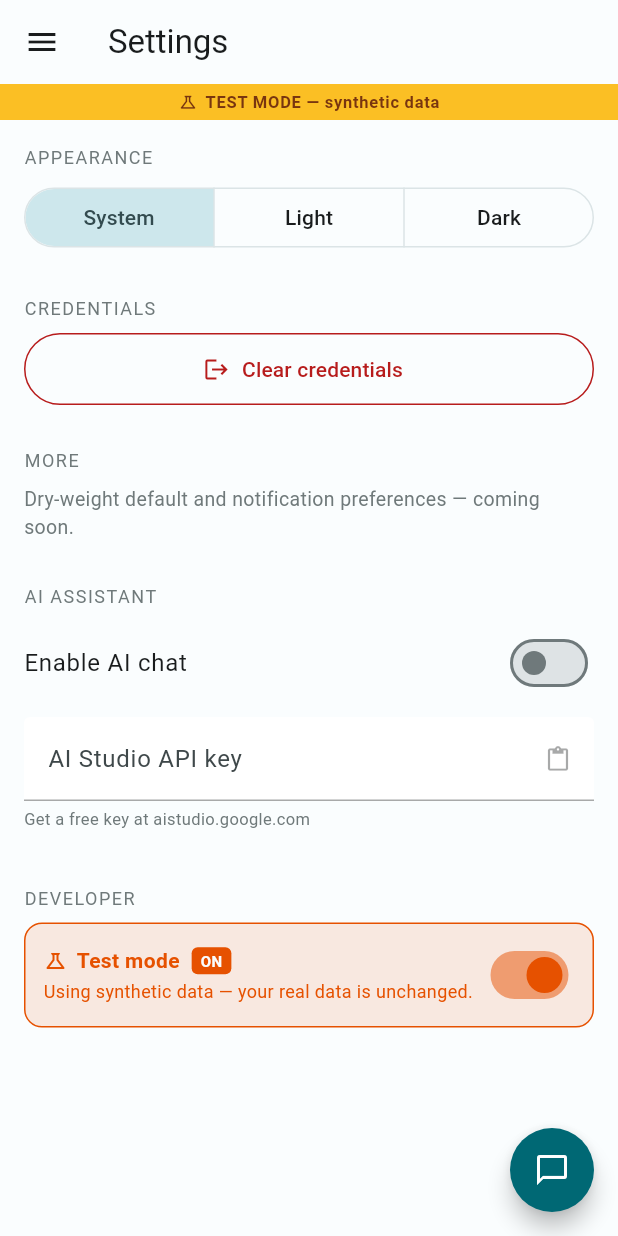
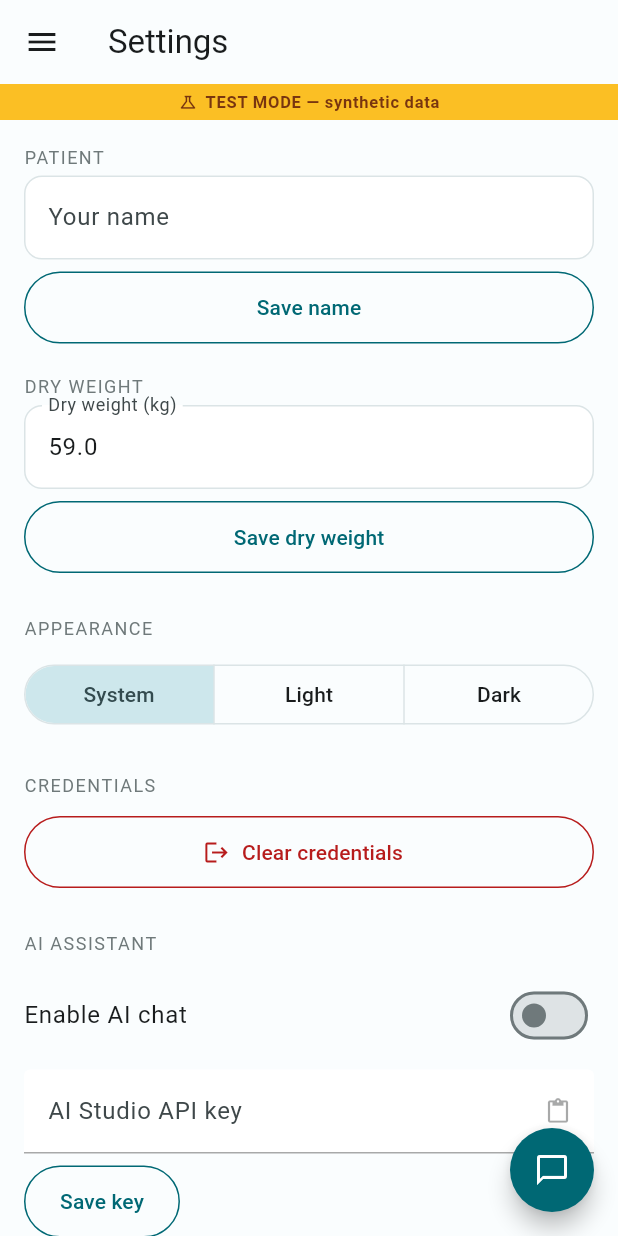
Before and after one commit to ntg2208/home-hemodialysis-tracker, a Flutter app: the SettingsScreen screen opened by its route, on a phone screen of 412 x 824 dp. Run offline on Flutter 3.47's test engine with Material 3 defaults, Android fonts, the light colour scheme and no system bars; our stand-ins replace cloud_firestore, csv, dio, file_picker, firebase_auth, firebase_core and 12 more; accounts and stored records are empty.

Commit message:
feat: add patient name, dry weight, and improved AI key save button to personal settings screen

```diff
--- a/flutter/lib/features/settings/settings_screen.dart
+++ b/flutter/lib/features/settings/settings_screen.dart
@@ -1,67 +1,57 @@
 import 'package:flutter/material.dart';
-import 'package:flutter/services.dart' show Clipboard;
+import 'package:flutter/services.dart' show Clipboard, ClipboardData;
 import 'package:flutter_riverpod/flutter_riverpod.dart';
+import 'package:hive/hive.dart';
 
-import '../../app/providers.dart' show authControllerProvider, aiSettingsControllerProvider, AiSettings, themeModeProvider, testModeProvider;
+import '../../app/providers.dart'
+    show authControllerProvider, aiSettingsControllerProvider, AiSettings, themeModeProvider, testModeProvider, cacheBoxName;
 import '../../app/shell.dart';
 import '../../app/theme.dart';
 import '../../firebase/firebase_init.dart';
+import '../treatment/providers.dart' show treatmentStoreProvider;
 
-class SettingsScreen extends ConsumerWidget {
+const _patientNameKey = 'patient_name';
+
+class SettingsScreen extends ConsumerStatefulWidget {
   const SettingsScreen({super.key});
 
   @override
-  Widget build(BuildContext context, WidgetRef ref) {
-    final t = context.hd;
-    final mode = ref.watch(themeModeProvider);
+  ConsumerState<SettingsScreen> createState() => _SettingsScreenState();
+}
 
-    return HdScaffold(
-      title: 'Settings',
-      body: ListView(
-        padding: const EdgeInsets.all(16),
-        children: [
-          Text('APPEARANCE',
-              style: TextStyle(
-                  fontSize: 12, letterSpacing: 1, color: t.textMuted)),
-          const SizedBox(height: 8),
-          _ThemeToggle(
-            mode: mode,
-            onChanged: (m) => ref.read(themeModeProvider.notifier).set(m),
-          ),
-          const SizedBox(height: 28),
-          Text('CREDENTIALS',
-              style: TextStyle(
-                  fontSize: 12, letterSpacing: 1, color: t.textMuted)),
-          const SizedBox(height: 8),
-          OutlinedButton.icon(
-            onPressed: () => _confirmClear(context, ref),
-            icon: const Icon(Icons.logout),
-            label: const Text('Clear credentials'),
-            style: OutlinedButton.styleFrom(
-              foregroundColor: t.danger,
-              side: BorderSide(color: t.danger),
-            ),
-          ),
-          const SizedBox(height: 28),
-          Text('MORE',
-              style: TextStyle(
-                  fontSize: 12, letterSpacing: 1, color: t.textMuted)),
-          const SizedBox(height: 8),
-          Text('Dry-weight default and notification preferences — coming soon.',
-              style: TextStyle(color: t.textMuted, fontSize: 13)),
-          const SizedBox(height: 28),
-          Text('AI ASSISTANT',
-              style: TextStyle(fontSize: 12, letterSpacing: 1, color: t.textMuted)),
-          const SizedBox(height: 8),
-          const _AiSection(),
-          const SizedBox(height: 28),
-          Text('DEVELOPER',
-              style: TextStyle(fontSize: 12, letterSpacing: 1, color: t.textMuted)),
-          const SizedBox(height: 8),
-          const _TestModeSection(),
-        ],
-      ),
-    );
+class _SettingsScreenState extends ConsumerState<SettingsScreen> {
+  final _nameCtrl  = TextEditingController();
+  final _dryCtrl   = TextEditingController();
+  bool _nameSaved  = false;
+  bool _drySaved   = false;
+
+  @override
+  void initState() {
+    super.initState();
+    final box = Hive.box(cacheBoxName);
+    _nameCtrl.text = box.get(_patientNameKey) as String? ?? '';
+    final store = ref.read(treatmentStoreProvider);
+    final dw = store.getDriedWeight();
+    if (dw > 0) _dryCtrl.text = dw.toString();
+  }
+
+  @override
+  void dispose() {
+    _nameCtrl.dispose();
+    _dryCtrl.dispose();
+    super.dispose();
+  }
+
+  Future<void> _saveName() async {
+    await Hive.box(cacheBoxName).put(_patientNameKey, _nameCtrl.text.trim());
+    setState(() => _nameSaved = true);
+  }
+
+  Future<void> _saveDryWeight() async {
+    final v = double.tryParse(_dryCtrl.text.trim());
+    if (v == null || v <= 0) return;
+    await ref.read(treatmentStoreProvider).setDriedWeight(v);
+    setState(() => _drySaved = true);
   }
 
   Future<void> _confirmClear(BuildContext context, WidgetRef ref) async {
@@ -88,8 +78,84 @@ class SettingsScreen extends ConsumerWidget {
     try {
       await firebaseAuth.signOut();
     } catch (_) {/* ignore */}
-    await ref.read(authControllerProvider).signOut(); // router redirects to Setup
+    await ref.read(authControllerProvider).signOut();
   }
+
+  @override
+  Widget build(BuildContext context) {
+    final t = context.hd;
+    final mode = ref.watch(themeModeProvider);
+
+    return HdScaffold(
+      title: 'Settings',
+      body: ListView(
+        padding: const EdgeInsets.all(16),
+        children: [
+          _section(t, 'PATIENT'),
+          TextField(
+            controller: _nameCtrl,
+            decoration: const InputDecoration(
+              labelText: 'Your name',
+              hintText: 'Used in PDF export headers',
+            ),
+            onChanged: (_) => setState(() => _nameSaved = false),
+          ),
+          const SizedBox(height: 8),
+          OutlinedButton(
+              onPressed: _saveName,
+              child: Text(_nameSaved ? 'Saved ✓' : 'Save name')),
+          const SizedBox(height: 20),
+          _section(t, 'DRY WEIGHT'),
+          TextField(
+            controller: _dryCtrl,
+            keyboardType: const TextInputType.numberWithOptions(decimal: true),
+            decoration: const InputDecoration(
+              labelText: 'Dry weight (kg)',
+              hintText: 'e.g. 68.5',
+            ),
+            onChanged: (_) => setState(() => _drySaved = false),
+          ),
+          const SizedBox(height: 8),
+          OutlinedButton(
+              onPressed: _saveDryWeight,
+              child: Text(_drySaved ? 'Saved ✓' : 'Save dry weight')),
+          const SizedBox(height: 28),
+          _section(t, 'APPEARANCE'),
+          const SizedBox(height: 8),
+          _ThemeToggle(
+            mode: mode,
+            onChanged: (m) => ref.read(themeModeProvider.notifier).set(m),
+          ),
+          const SizedBox(height: 28),
+          _section(t, 'CREDENTIALS'),
+          const SizedBox(height: 8),
+          OutlinedButton.icon(
+            onPressed: () => _confirmClear(context, ref),
+            icon: const Icon(Icons.logout),
+            label: const Text('Clear credentials'),
+            style: OutlinedButton.styleFrom(
+              foregroundColor: t.danger,
+              side: BorderSide(color: t.danger),
+            ),
+          ),
+          const SizedBox(height: 28),
+          _section(t, 'AI ASSISTANT'),
+          const SizedBox(height: 8),
+          const _AiSection(),
+          const SizedBox(height: 28),
+          _section(t, 'DEVELOPER'),
+          const SizedBox(height: 8),
+          const _TestModeSection(),
+        ],
+      ),
+    );
+  }
+
+  Widget _section(HdTokens t, String label) => Padding(
+        padding: const EdgeInsets.only(bottom: 4),
+        child: Text(label,
+            style: TextStyle(fontSize: 12, letterSpacing: 1, color: t.textMuted)),
+      );
 }
 
 class _ThemeToggle extends StatelessWidget {
@@ -117,6 +183,8 @@ class _ThemeToggle extends StatelessWidget {
   }
 }
 
+// ── AI Assistant ──────────────────────────────────────────────────────────────
+
 class _AiSection extends ConsumerStatefulWidget {
   const _AiSection();
   @override
@@ -126,6 +194,7 @@ class _AiSection extends ConsumerStatefulWidget {
 class _AiSectionState extends ConsumerState<_AiSection> {
   final _keyCtrl = TextEditingController();
   final bool _obscure = true;
+  bool _keySaved = false;
 
   @override
   void initState() {
@@ -169,19 +238,14 @@ class _AiSectionState extends ConsumerState<_AiSection> {
               onPressed: ai.enabled ? _pasteKey : null,
             ),
           ),
-          onChanged: (_) => setState(() {}),
+          onChanged: (_) => setState(() => _keySaved = false),
           onSubmitted: (v) => _saveKey(v),
         ),
-        if (_keyCtrl.text.trim().isNotEmpty) ...[
-          const SizedBox(height: 8),
-          Row(children: [
-            OutlinedButton.icon(
-              onPressed: () => _saveKey(_keyCtrl.text),
-              icon: const Icon(Icons.check, size: 16),
-              label: const Text('Save key'),
-            ),
-          ]),
-        ],
+        const SizedBox(height: 8),
+        OutlinedButton(
+          onPressed: ai.enabled ? () => _saveKey(_keyCtrl.text) : null,
+          child: Text(_keySaved ? 'Saved ✓' : 'Save key'),
+        ),
         const SizedBox(height: 4),
         Text(
           'Get a free key at aistudio.google.com',
@@ -195,8 +259,7 @@ class _AiSectionState extends ConsumerState<_AiSection> {
             onPressed: () => _confirmClearKey(context),
             icon: const Icon(Icons.delete_outline, size: 16),
             label: const Text('Clear API key'),
-            style:
-                TextButton.styleFrom(foregroundColor: t.danger, padding: EdgeInsets.zero),
+            style: TextButton.styleFrom(foregroundColor: t.danger, padding: EdgeInsets.zero),
           ),
         ],
       ],
@@ -232,12 +295,19 @@ class _AiSectionState extends ConsumerState<_AiSection> {
 
   Future<void> _saveKey(String key) async {
     final trimmed = key.trim();
-    if (trimmed.isEmpty) return;
-    await ref.read(aiSettingsControllerProvider.notifier).setKey(trimmed);
+    if (trimmed.isEmpty) {
+      await ref.read(aiSettingsControllerProvider.notifier).clearKey();
+    } else {
+      await ref.read(aiSettingsControllerProvider.notifier).setKey(trimmed);
+    }
+    setState(() => _keySaved = true);
+    if (mounted) {
+      ScaffoldMessenger.of(context)
+          .showSnackBar(const SnackBar(content: Text('AI key saved')));
+    }
   }
 
   Future<void> _confirmClearKey(BuildContext context) async {
-
     final t = context.hd;
     final ok = await showDialog<bool>(
       context: context,
@@ -259,6 +329,7 @@ class _AiSectionState extends ConsumerState<_AiSection> {
     );
     if (ok != true) return;
     _keyCtrl.clear();
+    setState(() => _keySaved = false);
     await ref.read(aiSettingsControllerProvider.notifier).clearKey();
   }
 }
```
